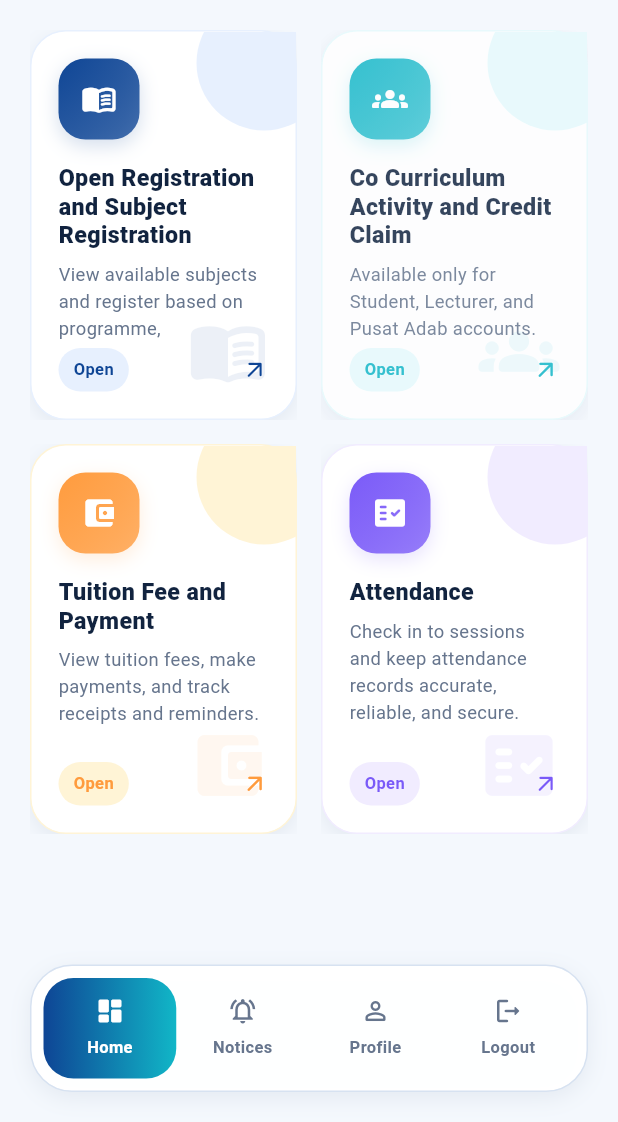
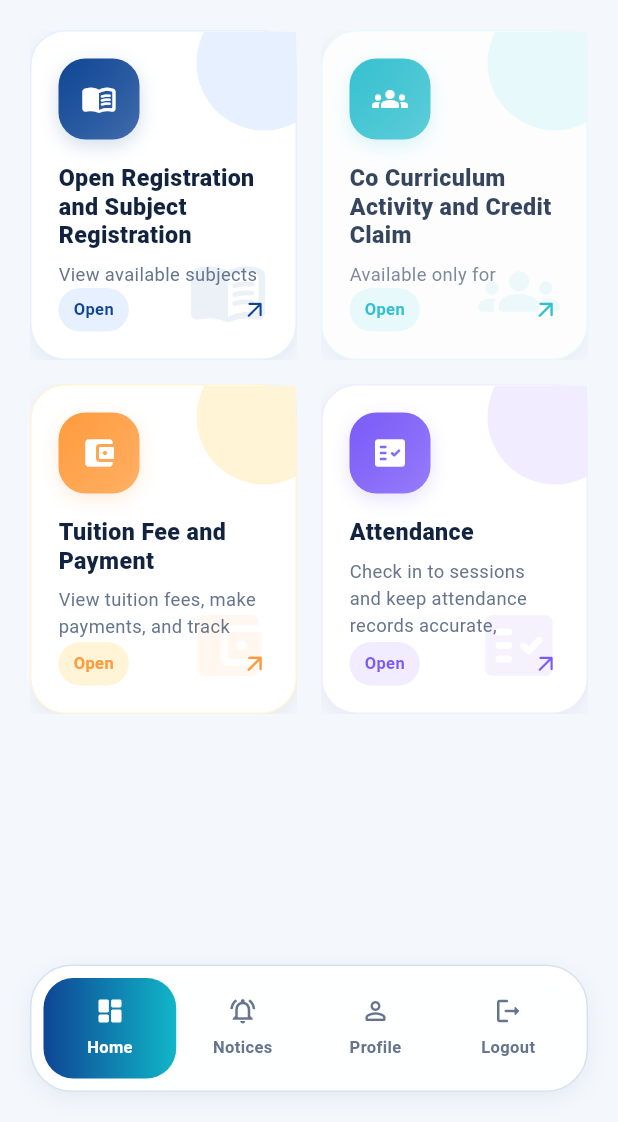
Before and after one commit to cb23023/sa-management-system-flutter, a Flutter app: the MainShellScreen screen opened directly with empty values, on a phone screen of 412 x 824 dp, the part 114-1236 px from its top. Run offline on Flutter 3.47's test engine with Material 3 defaults, Android fonts, the phone set to English and light mode, and no system bars; our stand-ins replace cloud_firestore, firebase_auth, firebase_core, geolocator, image_picker, pdf and 3 more; missing offline and left inert: dart:js_interop, mobile_scanner; accounts and stored records are empty.

Commit message:
Enable scrolling on home grid, fixed card height 220

```diff
--- a/lib/src/screens/main_shell_screen.dart
+++ b/lib/src/screens/main_shell_screen.dart
@@ -163,21 +163,16 @@ class _HomeTab extends StatelessWidget {
             child: LayoutBuilder(
               builder: (context, constraints) {
                 final width = constraints.maxWidth;
-                final height = constraints.maxHeight;
                 final crossAxisCount = width >= 680 ? 4 : 2;
-                final spacing = 16.0;
-                final rows = (modules.length / crossAxisCount).ceil();
-                final totalSpacing = spacing * (rows - 1);
-                final itemHeight = (height - totalSpacing).clamp(150.0, 260.0);
+                const spacing = 16.0;
 
                 return GridView.builder(
-                  physics: const NeverScrollableScrollPhysics(),
                   itemCount: modules.length,
                   gridDelegate: SliverGridDelegateWithFixedCrossAxisCount(
                     crossAxisCount: crossAxisCount,
                     crossAxisSpacing: spacing,
                     mainAxisSpacing: spacing,
-                    mainAxisExtent: itemHeight,
+                    mainAxisExtent: 220,
                   ),
                   itemBuilder: (context, index) {
                     final item = modules[index];
```
